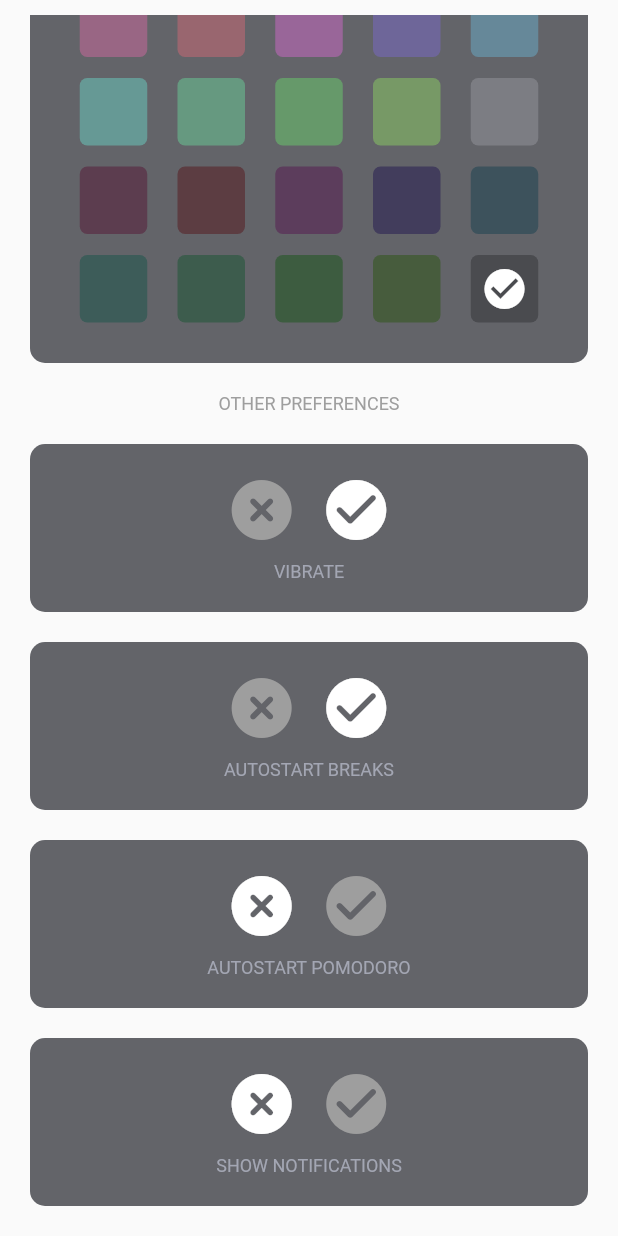
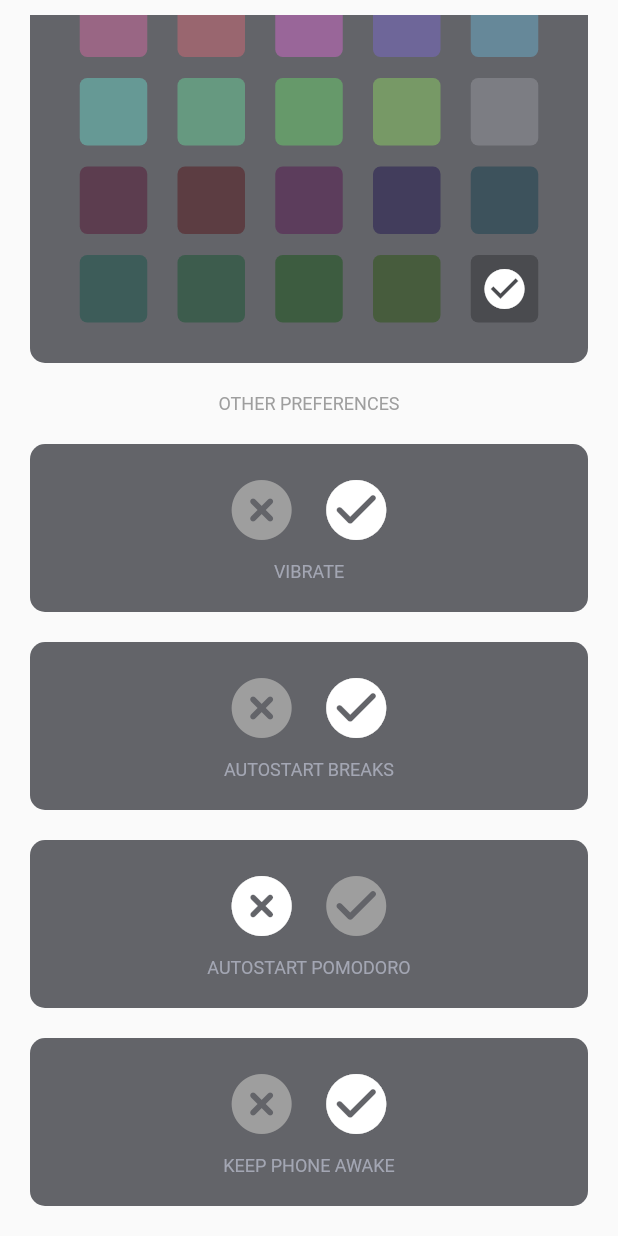
Before and after one commit to Bisxsh/flutter-pomodoro-timer, a Flutter app: the SettingsPage widget shown alone on an empty page, opened directly, scrolled down 251 dp, on a phone screen of 412 x 824 dp. Run offline on Flutter 3.47's test engine with Material 2 defaults, Android fonts, the phone set to English and light mode, and no system bars; our stand-ins replace circular_countdown_timer, vibration, wakelock.

Commit message:
Implemented keepPhoneAwake

```diff
--- a/lib/screens/settings/settings_page.dart
+++ b/lib/screens/settings/settings_page.dart
@@ -53,7 +53,6 @@
             const BooleanSettingsWidget(label: "Vibrate"),
             const BooleanSettingsWidget(label: "Autostart Breaks"),
             const BooleanSettingsWidget(label: "Autostart Pomodoro"),
-            const BooleanSettingsWidget(label: "Show Notifications"),
             const BooleanSettingsWidget(label: "Keep Phone Awake"),
           ],
         ),
--- a/lib/screens/timer/widgets/sub-widgets/timer_widget.dart
+++ b/lib/screens/timer/widgets/sub-widgets/timer_widget.dart
@@ -5,6 +5,7 @@
 import 'package:pomodoro_timer_flutter/screens/timer/widgets/sub-widgets/play_pause_widget.dart';
 import 'package:provider/provider.dart';
 import 'package:vibration/vibration.dart';
+import 'package:wakelock/wakelock.dart';
 
 class TimerWidget extends StatefulWidget {
   const TimerWidget({super.key});
@@ -19,6 +20,7 @@
   void toggleTimer(int time) {
     if (!_controller.isStarted) {
       _controller.restart(duration: time);
+      Wakelock.enable();
 
       setState(() {
         _controller.isStarted = true;
@@ -27,12 +29,14 @@
       return;
     } else if (_controller.isResumed) {
       _controller.pause();
+      Wakelock.disable();
 
       setState(() {
         _controller.isResumed = false;
       });
     } else {
       _controller.resume();
+      Wakelock.enable();
 
       setState(() {
         _controller.isPaused = false;
--- a/pubspec.yaml
+++ b/pubspec.yaml
@@ -36,6 +36,7 @@
   circular_countdown_timer: ^0.2.2
   provider: ^6.0.3
   vibration: ^1.7.6
+  wakelock: ^0.6.2
 
 dev_dependencies:
   flutter_test:
```
